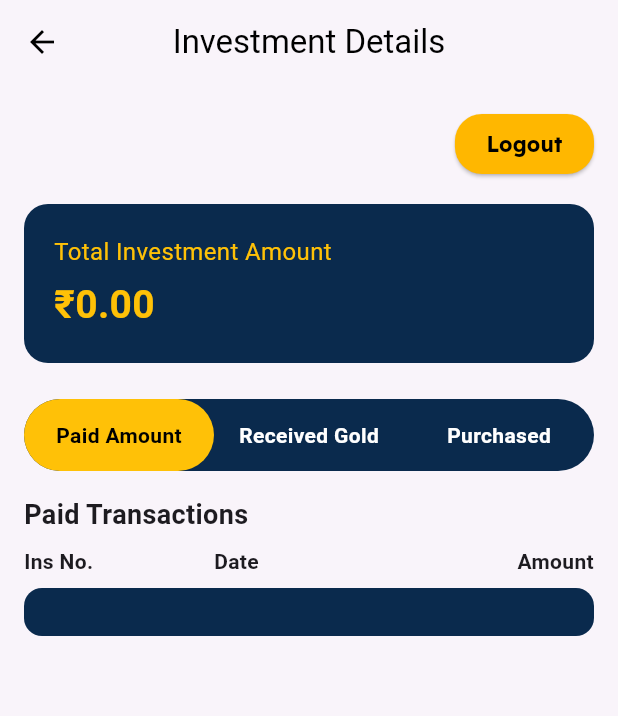
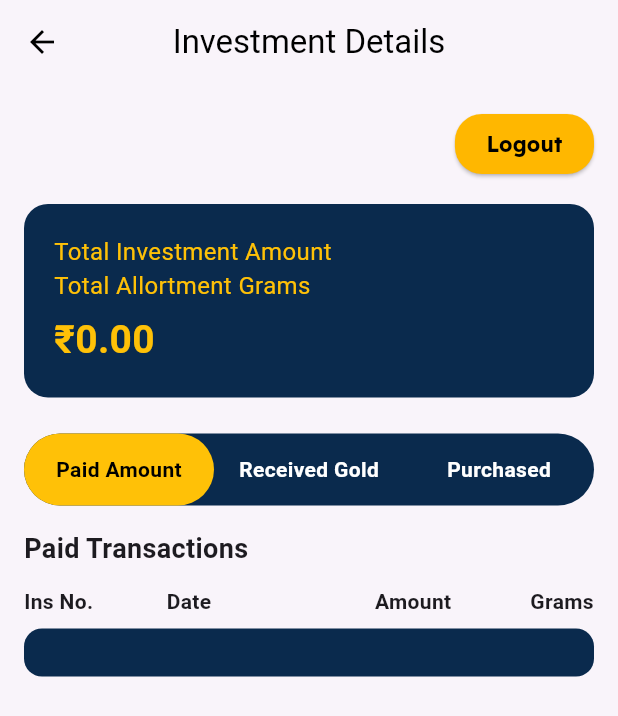
Before and after one commit to InobetaSolutions/AeseraJewels-Mobileapp, a Flutter app: the DashboardScreen screen opened by its route, after a tap on "Logout", after a tap on "Portfolio", on a phone screen of 412 x 824 dp. Shown: the top 716 px of the screen. Run offline on Flutter 3.47's test engine with Material 3 defaults, Android fonts, the phone set to English and light mode, and no system bars; our stand-ins replace get, get_storage, google_fonts, image_picker, shared_preferences; accounts and stored records are empty; network calls fail.

Commit message:
dashboard

```diff
--- a/lib/modules/dashboard/dashboard_view.dart
+++ b/lib/modules/dashboard/dashboard_view.dart
@@ -38,27 +38,37 @@ class DashboardScreen extends StatelessWidget {
           ),
         ),
 actions: [
-  TextButton(
-    onPressed: () async {
-      Get.offNamed('/login');
-    },
-    child: const Text("Logout", style: TextStyle(color: Colors.white)),
-  ),
+  /// Logout (Text Button)
+  // TextButton(
+  //   onPressed: () async {
+  //     await StorageService().erase();
+  //     Get.offAllNamed('/login'); // ✅ Navigate to login
+  //   },
+  //   child: const Text(
+  //     "Logout",
+  //     style: TextStyle(color: Colors.white),
+  //   ),
+  // ),
+
+  /// Logout (Elevated Button)
   Padding(
     padding: const EdgeInsets.only(
-        left: 12, right: 16, top: 10.5, bottom: 10.5),
+      left: 12,
+      right: 16,
+      top: 10.5,
+      bottom: 10.5,
+    ),
     child: ElevatedButton(
       onPressed: () async {
         await StorageService().erase();
-        SystemNavigator.pop(); // exit app
+        Get.offAllNamed('/login'); // ✅ Navigate to login
       },
       style: ElevatedButton.styleFrom(
         backgroundColor: const Color(0xFFFFB700),
         shape: RoundedRectangleBorder(
           borderRadius: BorderRadius.circular(18),
         ),
-        padding:
-            const EdgeInsets.symmetric(horizontal: 21, vertical: 3),
+        padding: const EdgeInsets.symmetric(horizontal: 21, vertical: 3),
       ),
       child: Text(
         "Logout",
--- a/lib/modules/investment_details/portfolio_controller.dart
+++ b/lib/modules/investment_details/portfolio_controller.dart
@@ -19,7 +19,6 @@ class InvestmentController extends GetxController {
 
   final userName = ''.obs;
   final userMobile = ''.obs;
-  final userToken = ''.obs;
 
   /// API total investment
   final apiTotalInvestment = 0.0.obs;
@@ -38,7 +37,6 @@ class InvestmentController extends GetxController {
   Future<void> _loadUserData() async {
     userName.value = await StorageService.getUserName() ?? '';
     userMobile.value = await StorageService().getMobile() ?? '';
-    userToken.value = await StorageService().getToken() ?? '';
   }
 
   void changeTab(int index) {
@@ -57,9 +55,9 @@ class InvestmentController extends GetxController {
     try {
       final headers = {
         'Content-Type': 'application/json',
-        'Authorization': 'Bearer ${userToken.value}',
+        'Authorization':
+            'Bearer eyJhbGciOiJIUzI1NiIsInR5cCI6IkpXVCJ9.eyJtb2JpbGUiOiI3NDgzNzIwMzM0IiwibmFtZSI6ImthbXBhbGxpIiwiaWF0IjoxNzU2ODI1NDQ2LCJleHAiOjE3NTY4MjkwNDZ9.yBrUDtcEXmdKXky9XPRLI-X7_63augMgyagUGpGi-oI',
       };
-      print("usertoken: ${userToken.value}");
 
       final response = await http.post(
         Uri.parse('http://13.204.96.244:3000/api/getpaymenthistory'),
--- a/lib/modules/investment_details/portfolio_view.dart
+++ b/lib/modules/investment_details/portfolio_view.dart
@@ -49,12 +49,12 @@ class InvestmentDetailScreen extends StatelessWidget {
               _buildTabBar(),
               const SizedBox(height: 16),
               _buildSectionTitle(),
-              const SizedBox(height: 8),
+              const SizedBox(height: 12),
               if (controller.selectedTab.value == InvestmentController.TAB_PAID)
-                _buildHeaderRow(["Ins No.", "Date", "Amount"])
+                _buildHeaderRow(["Ins No.", "Date","Amount","Grams"])
               else if (controller.selectedTab.value ==
                   InvestmentController.TAB_RECEIVED)
-                _buildHeaderRow(["Ins No.", "Date", "Grams"]),
+                _buildHeaderRow(["Ins No.", "Date","Grams"]),
               const SizedBox(height: 8),
               _buildTabContent(),
             ],
@@ -81,8 +81,8 @@ class InvestmentDetailScreen extends StatelessWidget {
         ElevatedButton(
           onPressed: () async {
             await StorageService().erase();
-            Get.offAll(() => LoginView());
-            SystemNavigator.pop(); // exit app
+            Get.offNamed('/login');
+             // exit app
           },
           style: ElevatedButton.styleFrom(
             backgroundColor: const Color(0xFFFFB700),
@@ -119,10 +119,15 @@ class InvestmentDetailScreen extends StatelessWidget {
             "Total Investment Amount",
             style: TextStyle(color: Colors.amber, fontSize: 16),
           ),
+           const Text(
+            "Total Allortment Grams ",
+            style: TextStyle(color: Colors.amber, fontSize: 16),
+          ),
           const SizedBox(height: 6),
           Obx(
             () => Text(
               controller.formattedTotal,
+
               style: const TextStyle(
                 color: Colors.amber,
                 fontSize: 26,
```
